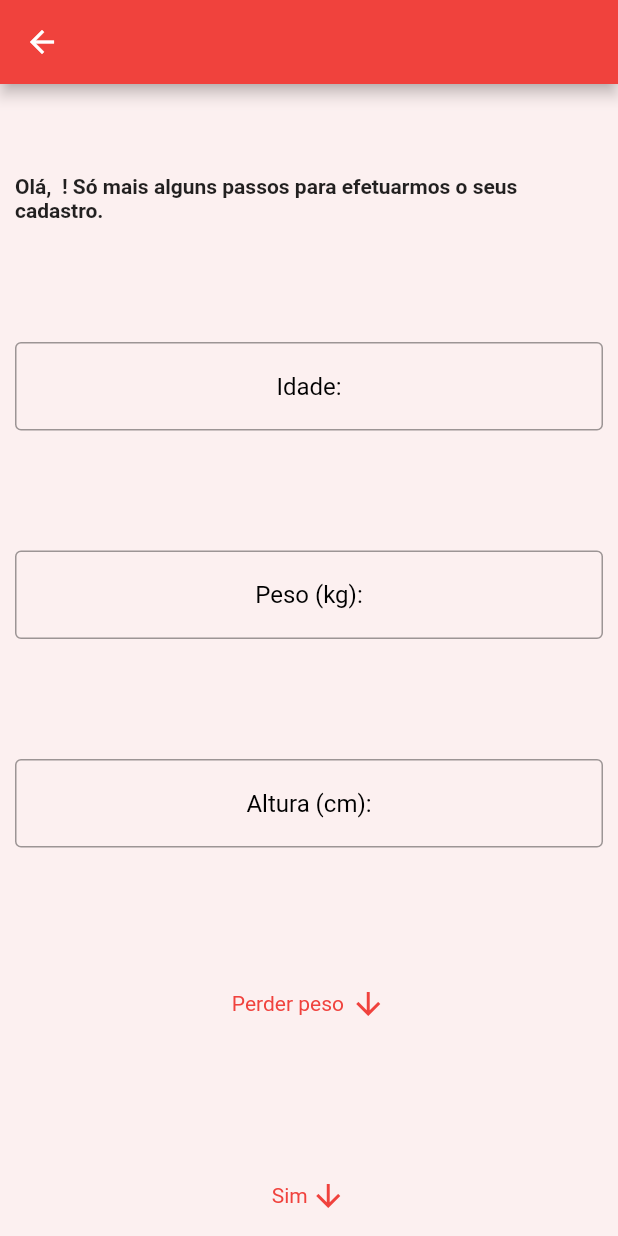
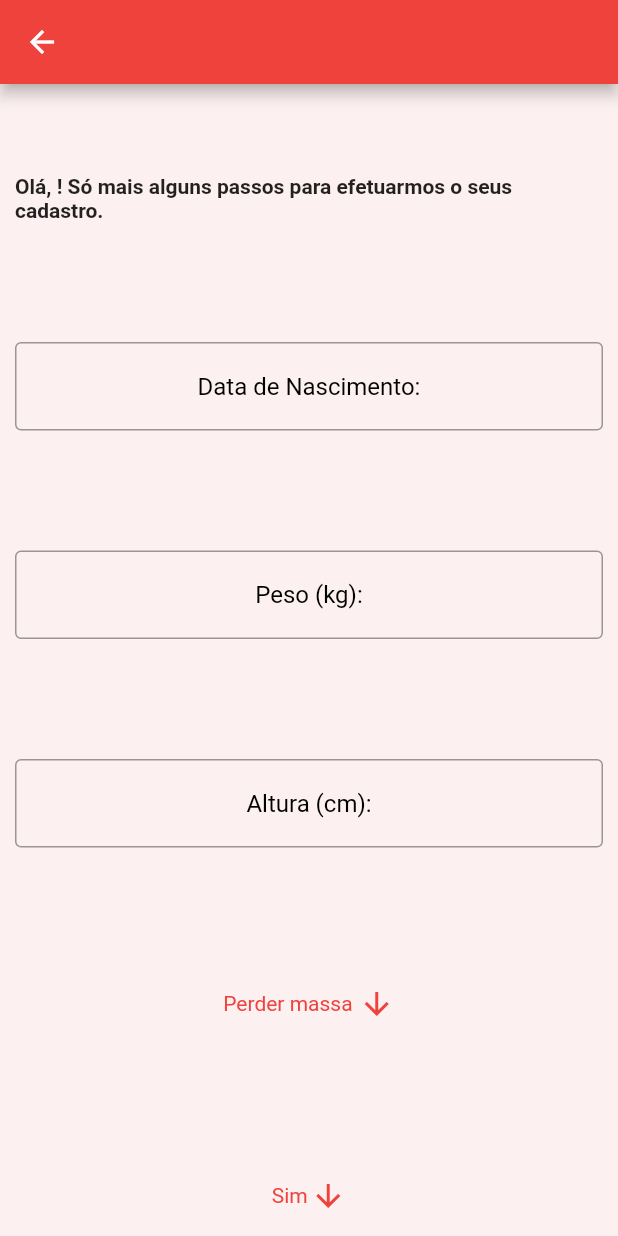
Before and after one commit to mariabgbarros/foodcare, a Flutter app: the Cadastro1 screen opened by its route, after a tap on "PRÓXIMO", on a phone screen of 412 x 824 dp. Run offline on Flutter 3.47's test engine with Material 2 defaults, Android fonts, the phone set to English and light mode, and no system bars; our stand-ins replace dio, fl_chart; missing offline and left inert: dart:html; statements that could not run were skipped.

Commit message:
atualizações cadastro

```diff
--- a/foodcare/lib/main.dart
+++ b/foodcare/lib/main.dart
@@ -30,7 +30,6 @@ class MyApp extends StatelessWidget {
         "/home": (context) => Home(),
         "/grafico": (context) => PieChartPage2(),
         "/perfil": (context) => PerfilApp(),
-        "/dieta": (context) => Dieta()
       }
     );
   }
--- a/foodcare/lib/models/objetivos.dart
+++ b/foodcare/lib/models/objetivos.dart
@@ -1,24 +1,20 @@
-class UsuarioLogin {
-  final String email;
-  final String senha;
+class Objetivo {
+  final String objetivo;
   final int? id;
 
-UsuarioLogin({
-    required this.email,
-    required this.senha,
+Objetivo({
+    required this.objetivo,
     required this.id,
   });
 
-factory UsuarioLogin.fromJson(Map<String, dynamic> json) {
-    return UsuarioLogin(
+factory Objetivo.fromJson(Map<String, dynamic> json) {
+    return Objetivo(
       id: json["id"],
-      email: json["email"],
-      senha: json["senha"],
+      objetivo: json["objetivo"],
     );
   }
 Map<String, dynamic> get toJson => {
         "id": id.toString(),
-        "email": email,
-        "senha": senha,
+        "objetivo": objetivo,
       };
 }
--- a/foodcare/lib/models/usuario_cadastro.dart
+++ b/foodcare/lib/models/usuario_cadastro.dart
@@ -2,11 +2,11 @@ class UsuarioCadastro {
   final String nome;
   final String email;
   final String senha;
-  final int anoNasc;
+  final DateTime anoNasc;
   final int peso;
   final int altura;
   final String alergias;
-  final String objetivos;
+  final int objetivos;
   final int? id;
 
 UsuarioCadastro({
--- a/foodcare/lib/screens/cadastro2.dart
+++ b/foodcare/lib/screens/cadastro2.dart
@@ -9,17 +9,33 @@ import 'package:flutter/src/widgets/routes.dart';
 
 class Cadastro2 extends StatefulWidget{
 
+
   Cadastro2();
 
   @override
   State<Cadastro2> createState() => _Cadastro2State();
 }
 
+class DropDown extends StatefulWidget {
+  @override
+  _DropDownState createState() => _DropDownState();
+}
+
+class _DropDownState extends State <DropDown> {
+  @override
+  Widget build(BuildContext context) {
+    return Scaffold(
+       body: criaDropDownButton(),
+   );
+  }
+   criaDropDownButton() {
+   }
+}
 class _Cadastro2State extends State<Cadastro2>{
 
   final _network = Network();
 
-  late TextEditingController _idadeController;
+  late TextEditingController _anoController;
   late TextEditingController _pesoController;
   late TextEditingController _alturaController;
 
@@ -28,21 +44,23 @@ class _Cadastro2State extends State<Cadastro2>{
 
   @override
   void initState() {
-    _idadeController  = TextEditingController();
+    _anoController  = TextEditingController();
     _pesoController = TextEditingController();
     _alturaController = TextEditingController();
     super.initState();
   }
-  void AlertCadastro() {
 
-  }
   @override
   Widget build(BuildContext context) {
 
-    //Map data = ModalRoute.of(context).settings.arguments;
-     String nome = " ";//data["nome"];
+     Map data = {};
+     data = ModalRoute.of(context)!.settings.arguments as Map;
+     String nome = data["nome"];
+     String email = data["email"];
+     String senha = data["senha"];
+     int objetivo = 0;
 
-    var usuario_cadastro;
+    UsuarioCadastro usuario_cadastro;
     return Scaffold(
       backgroundColor: Color.fromARGB(255, 252, 240, 240),
       appBar: AppBar(
@@ -67,11 +85,11 @@ class _Cadastro2State extends State<Cadastro2>{
                 Container( //idade
                   padding: EdgeInsets.only(top:80),
                   child: TextFormField(
-                    controller: _idadeController,
+                    controller: _anoController,
                     keyboardType: TextInputType.number,
                     decoration: InputDecoration(
                         border: OutlineInputBorder(),
-                        hintText: "Idade: ",
+                        hintText: "Data de Nascimento: ",
                         hintStyle: TextStyle(color: Colors.black),
                     ),
                     textAlign: TextAlign.center,
@@ -93,6 +111,7 @@ class _Cadastro2State extends State<Cadastro2>{
                 Container( //altura
                   padding: EdgeInsets.only(top:80),
                   child: TextFormField(
+                    controller: _alturaController,
                     keyboardType: TextInputType.number,
                     decoration: InputDecoration(
                         border: OutlineInputBorder(),
@@ -102,10 +121,10 @@ class _Cadastro2State extends State<Cadastro2>{
                     textAlign: TextAlign.center,
                   ),
                 ),
-                Container( // objetivos
+                Container( // objetivos ##############################################################################
                   padding: EdgeInsets.only(top:80),
                   child: DropdownButton(
-                      value: 'Perder peso',
+                      value: 'Perder massa',
                       icon: const Icon(
                         Icons.arrow_downward,
                         color:  Color.fromARGB(255, 240, 66, 61)
@@ -120,13 +139,14 @@ class _Cadastro2State extends State<Cadastro2>{
                       onChanged: (String? newValue) {
 
                       },
-                      items: <String>['Perder peso', 'Ganhar peso', 'Manter peso']
+                      items: <String>['Perder massa', 'Manter massa', 'Ganhar massa']
                           .map<DropdownMenuItem<String>>((String value) {
                         return DropdownMenuItem<String>(
                           value: value,
                           child: Text(value),
                         );
                       }).toList(),
+
                     ),
                 ),
 
@@ -171,20 +191,17 @@ class _Cadastro2State extends State<Cadastro2>{
                           fontSize: 18,
                         ),
                       ),
-                      onPressed: () => showDialog<String>(
-                        context: context,
-                        builder: (BuildContext context) => AlertDialog(
-                          content: const Text('Seu cadastro foi efetuado!'),
-                          actions: <Widget>[
-                            TextButton(
-                              onPressed: () => Navigator.pop(context, 'OK'),
-                              child: const Text('OK'),
-                            ),
-                          ],
-                        ),
+                      onPressed: () {
+                        Navigator.pushReplacementNamed(
+                          context,
+                          "/login",
+                        );
+
+                        DateTime dataNasc = new DateFormat("yyyy-MM-dd").parse(_anoController);
+                        usuario_cadastro = new UsuarioCadastro(nome: nome, email: email, senha: senha, anoNasc: dataNasc, peso: int.parse(_pesoController.text), altura: int.parse(_alturaController.text), alergias: , objetivos: , id: )
+                      }
                     ),
                   ),
-                ),
               ],
             ),
           )
--- a/foodcare/lib/screens/login.dart
+++ b/foodcare/lib/screens/login.dart
@@ -90,7 +90,11 @@ class _LoginState extends State<Login> {
                         ),
                       ),
                       onPressed: () {
-                       // _network.getUsuario(id: );
+                       //_network.getUsuario(id: );
+                       Navigator.pushReplacementNamed(
+                         context,
+                         "/grafico"
+                       );
                       },
                     ),
                 ),
```
Also changed, not shown: foodcare/lib/screens/inicio.dart (+4 -4 lines), foodcare/pubspec.yaml (+5 -5 lines).
